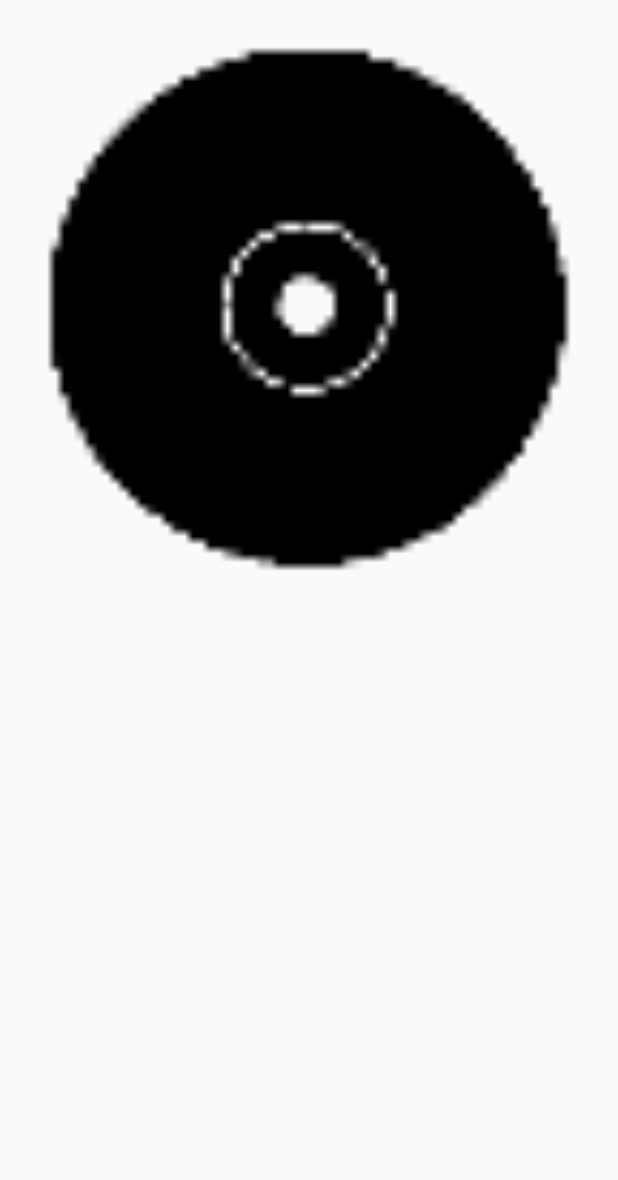
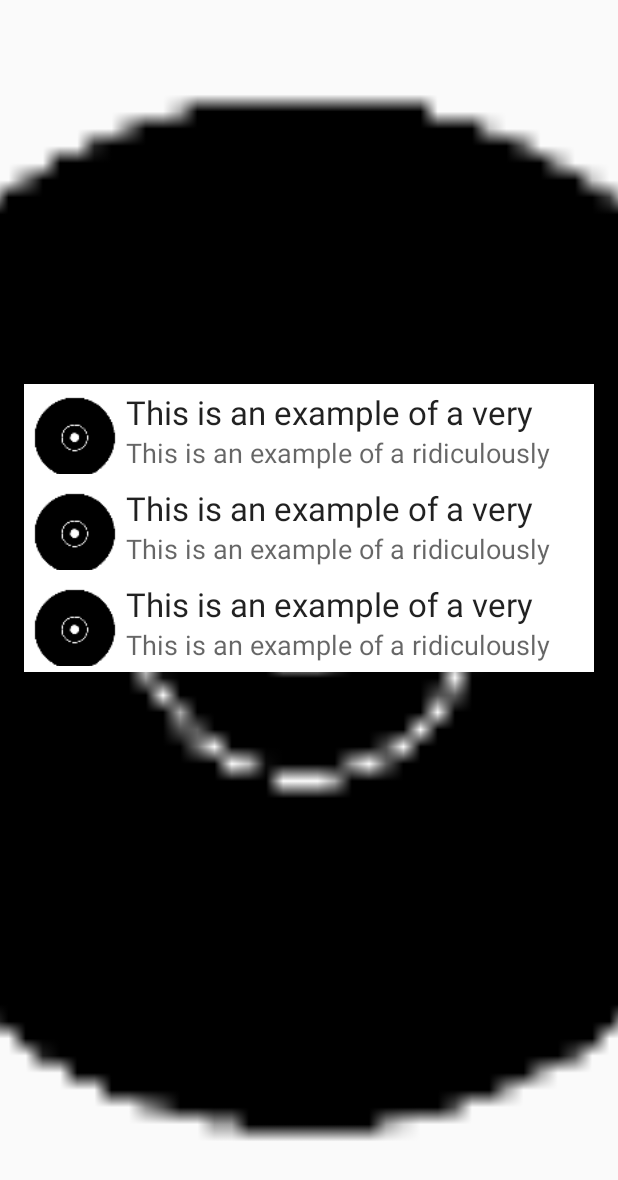
Before and after one commit to jayseejc/material-music, an Android app: the layout fragment_song_album_mode.xml on its own in the app's theme, with its tools: preview values and no code run, on a phone screen of 412 x 824 dp. Shown: the top 1180 px of the screen. Run offline under Robolectric (Android 15) with nearby library versions, the phone set to English and light mode, and no system bars.

Commit message:
Layout tweak

```diff
--- a/app/src/main/java/com/jayseeofficial/materialmusic/adapter/SongRecyclerAdapter.java
+++ b/app/src/main/java/com/jayseeofficial/materialmusic/adapter/SongRecyclerAdapter.java
@@ -70,9 +70,7 @@ public class SongRecyclerAdapter extends RecyclerView.Adapter<SongRecyclerAdapte
         viewHolder.itemView.setClickable(true);
         viewHolder.txtTitle.setText(song.getTitle());
         viewHolder.txtSubtitle.setText(song.getArtist());
-        viewHolder.itemView.setOnClickListener(v -> {
-            EventBus.getDefault().post(new SongSelectedEvent(song, songs));
-        });
+        viewHolder.itemView.setOnClickListener(v -> EventBus.getDefault().post(new SongSelectedEvent(song, songs)));
         Picasso.with(context)
                 .load("file://" + SongManager.getInstance(context).getAlbum(song).getAlbumArtPath())
                 .placeholder(R.drawable.ic_default_artwork)
--- a/app/src/main/res/layout/fragment_song_album_mode.xml
+++ b/app/src/main/res/layout/fragment_song_album_mode.xml
@@ -1,21 +1,27 @@
 <?xml version="1.0" encoding="utf-8"?>
 <FrameLayout xmlns:android="http://schemas.android.com/apk/res/android"
+    xmlns:tools="http://schemas.android.com/tools"
     android:layout_width="match_parent"
     android:layout_height="match_parent"
     android:orientation="vertical">
 
-    <com.jayseeofficial.materialmusic.view.SquareImageView
+    <ImageView
         android:id="@+id/img_album_art"
         android:layout_width="match_parent"
         android:layout_height="match_parent"
-        android:src="@drawable/ic_default_artwork" />
+        android:src="@drawable/ic_default_artwork"
+        android:scaleType="centerCrop"/>
 
     <android.support.v7.widget.RecyclerView
         android:id="@+id/rv_songs"
         android:layout_width="match_parent"
         android:layout_height="match_parent"
-        android:layout_margin="@dimen/activity_horizontal_margin"
         android:background="@android:color/transparent"
         android:clipToPadding="false"
-        android:paddingTop="256dp" />
+        android:elevation="64dp"
+        android:paddingBottom="32dp"
+        android:paddingLeft="16dp"
+        android:paddingRight="16dp"
+        android:paddingTop="256dp"
+        tools:listitem="@layout/item_basic_info" />
 </FrameLayout>
--- a/app/src/main/res/layout/item_basic_info.xml
+++ b/app/src/main/res/layout/item_basic_info.xml
@@ -1,5 +1,6 @@
 <?xml version="1.0" encoding="utf-8"?>
 <LinearLayout xmlns:android="http://schemas.android.com/apk/res/android"
+    xmlns:tools="http://schemas.android.com/tools"
     android:layout_width="match_parent"
     android:layout_height="@dimen/listitem_height"
     android:background="@android:color/white"
@@ -11,6 +12,7 @@
         android:layout_width="@dimen/listitem_height"
         android:layout_height="@dimen/listitem_height"
         android:paddingRight="4dp"
+        android:src="@drawable/ic_default_artwork"
         android:scaleType="centerCrop" />
 
     <LinearLayout
@@ -22,12 +24,16 @@
             android:id="@+id/txt_title"
             android:layout_width="wrap_content"
             android:layout_height="wrap_content"
-            android:textAppearance="?android:attr/textAppearanceLarge" />
+            android:maxLines="1"
+            android:textAppearance="?android:attr/textAppearanceLarge"
+            tools:text="This is an example of a very long title for a very long song." />
 
         <TextView
             android:id="@+id/txt_subtitle"
             android:layout_width="wrap_content"
             android:layout_height="wrap_content"
-            android:textAppearance="?android:attr/textAppearanceMedium" />
+            android:maxLines="1"
+            android:textAppearance="?android:attr/textAppearanceMedium"
+            tools:text="This is an example of a ridiculously long artist name for a very long song."/>
     </LinearLayout>
 </LinearLayout>
```
Also changed, not shown: app/src/main/java/com/jayseeofficial/materialmusic/fragment/SongFragment.java (+3 -4 lines), app/src/main/res/layout/activity_library_view.xml (+16 -22 lines).
